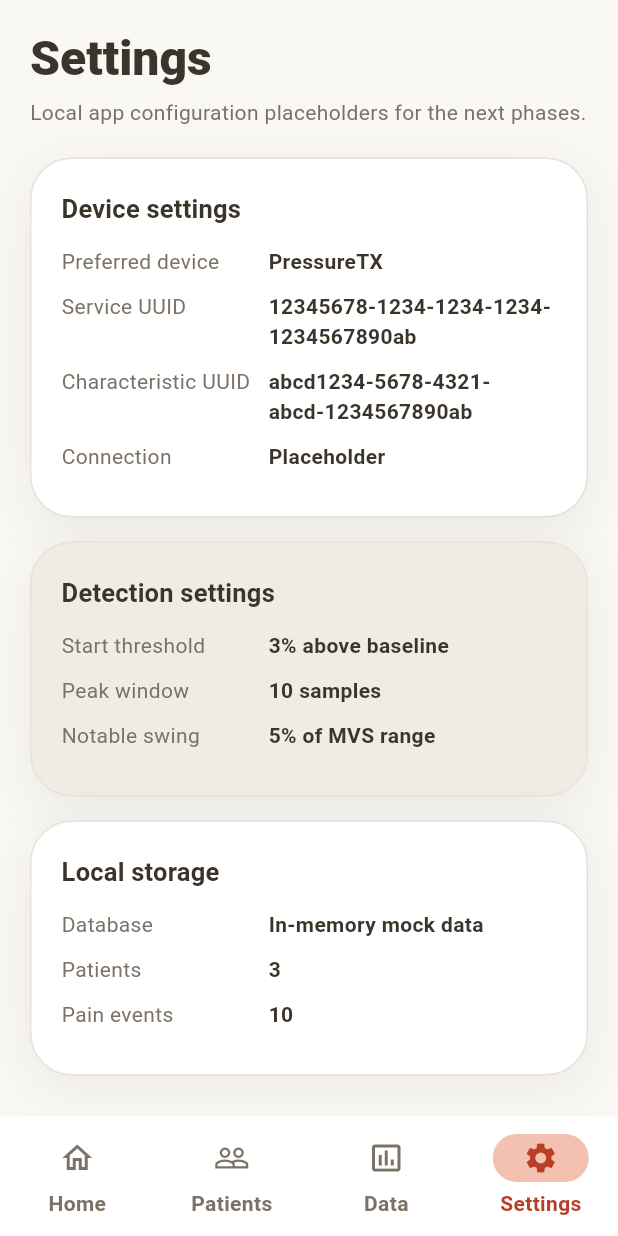
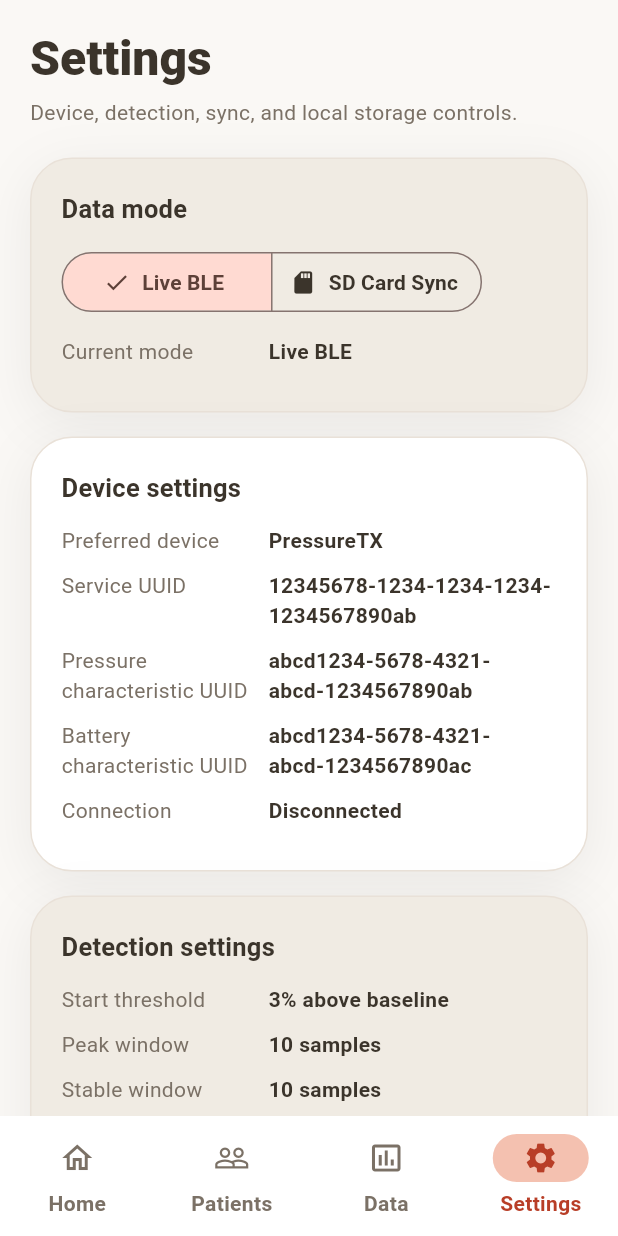
Before and after one commit to cyaisaperson/ShirogumaFlutter, a Flutter app: the screen it shows after launch, item 4 of the bottom bar chosen, on a phone screen of 412 x 824 dp. Run offline on Flutter 3.47's test engine with Material 3 defaults, Android fonts, the phone set to English and light mode, and no system bars; our stand-ins replace shared_preferences.

Commit message:
Phase 10: Complete settings and mode UI

```diff
--- a/shiroguma_squeeze_app/lib/models/app_settings.dart
+++ b/shiroguma_squeeze_app/lib/models/app_settings.dart
@@ -1,28 +1,64 @@
+enum DataMode {
+  liveBle,
+  sdCard;
+
+  String get label {
+    return switch (this) {
+      DataMode.liveBle => 'Live BLE',
+      DataMode.sdCard => 'SD Card Sync',
+    };
+  }
+
+  String get storageValue {
+    return switch (this) {
+      DataMode.liveBle => 'live_ble',
+      DataMode.sdCard => 'sd_card',
+    };
+  }
+
+  static DataMode fromStorageValue(String? value) {
+    return switch (value) {
+      'sd_card' => DataMode.sdCard,
+      _ => DataMode.liveBle,
+    };
+  }
+}
+
 class AppSettings {
   const AppSettings({
     this.activePatientId,
+    this.dataMode = DataMode.liveBle,
     this.thresholdPercentAboveBaseline = 3,
     this.peakWindowSize = 10,
+    this.stableWindowSize = 10,
     this.notableSwingPercentOfMvsRange = 5,
     this.preferredDeviceName = 'PressureTX',
     this.serviceUuid = '12345678-1234-1234-1234-1234567890ab',
     this.characteristicUuid = 'abcd1234-5678-4321-abcd-1234567890ab',
+    this.batteryCharacteristicUuid = 'abcd1234-5678-4321-abcd-1234567890ac',
+    this.lastSdSyncAt,
   });
 
   final String? activePatientId;
+  final DataMode dataMode;
   final double thresholdPercentAboveBaseline;
   final int peakWindowSize;
+  final int stableWindowSize;
   final double notableSwingPercentOfMvsRange;
   final String preferredDeviceName;
   final String serviceUuid;
   final String characteristicUuid;
+  final String batteryCharacteristicUuid;
+  final DateTime? lastSdSyncAt;
 
   factory AppSettings.fromJson(Map<String, Object?> json) {
     return AppSettings(
       activePatientId: json['activePatientId'] as String?,
+      dataMode: DataMode.fromStorageValue(json['dataMode'] as String?),
       thresholdPercentAboveBaseline:
           (json['thresholdPercentAboveBaseline'] as num?)?.toDouble() ?? 3,
       peakWindowSize: json['peakWindowSize'] as int? ?? 10,
+      stableWindowSize: json['stableWindowSize'] as int? ?? 10,
       notableSwingPercentOfMvsRange:
           (json['notableSwingPercentOfMvsRange'] as num?)?.toDouble() ?? 5,
       preferredDeviceName:
@@ -33,43 +69,65 @@ class AppSettings {
       characteristicUuid:
           json['characteristicUuid'] as String? ??
           'abcd1234-5678-4321-abcd-1234567890ab',
+      batteryCharacteristicUuid:
+          json['batteryCharacteristicUuid'] as String? ??
+          'abcd1234-5678-4321-abcd-1234567890ac',
+      lastSdSyncAt: json['lastSdSyncAt'] == null
+          ? null
+          : DateTime.parse(json['lastSdSyncAt'] as String),
     );
   }
 
   Map<String, Object?> toJson() {
     return {
       'activePatientId': activePatientId,
+      'dataMode': dataMode.storageValue,
       'thresholdPercentAboveBaseline': thresholdPercentAboveBaseline,
       'peakWindowSize': peakWindowSize,
+      'stableWindowSize': stableWindowSize,
       'notableSwingPercentOfMvsRange': notableSwingPercentOfMvsRange,
       'preferredDeviceName': preferredDeviceName,
       'serviceUuid': serviceUuid,
       'characteristicUuid': characteristicUuid,
+      'batteryCharacteristicUuid': batteryCharacteristicUuid,
+      'lastSdSyncAt': lastSdSyncAt?.toIso8601String(),
     };
   }
 
   AppSettings copyWith({
     String? activePatientId,
     bool clearActivePatient = false,
+    DataMode? dataMode,
     double? thresholdPercentAboveBaseline,
     int? peakWindowSize,
+    int? stableWindowSize,
     double? notableSwingPercentOfMvsRange,
     String? preferredDeviceName,
     String? serviceUuid,
     String? characteristicUuid,
+    String? batteryCharacteristicUuid,
+    DateTime? lastSdSyncAt,
+    bool clearLastSdSyncAt = false,
   }) {
     return AppSettings(
       activePatientId: clearActivePatient
           ? null
           : activePatientId ?? this.activePatientId,
+      dataMode: dataMode ?? this.dataMode,
       thresholdPercentAboveBaseline:
           thresholdPercentAboveBaseline ?? this.thresholdPercentAboveBaseline,
       peakWindowSize: peakWindowSize ?? this.peakWindowSize,
+      stableWindowSize: stableWindowSize ?? this.stableWindowSize,
       notableSwingPercentOfMvsRange:
           notableSwingPercentOfMvsRange ?? this.notableSwingPercentOfMvsRange,
       preferredDeviceName: preferredDeviceName ?? this.preferredDeviceName,
       serviceUuid: serviceUuid ?? this.serviceUuid,
       characteristicUuid: characteristicUuid ?? this.characteristicUuid,
+      batteryCharacteristicUuid:
+          batteryCharacteristicUuid ?? this.batteryCharacteristicUuid,
+      lastSdSyncAt: clearLastSdSyncAt
+          ? null
+          : lastSdSyncAt ?? this.lastSdSyncAt,
     );
   }
 }
--- a/shiroguma_squeeze_app/lib/screens/settings_screen.dart
+++ b/shiroguma_squeeze_app/lib/screens/settings_screen.dart
@@ -1,5 +1,6 @@
 import 'package:flutter/material.dart';
 
+import '../models/app_settings.dart';
 import '../state/app_state_scope.dart';
 import '../theme/app_colors.dart';
 import '../widgets/app_card.dart';
@@ -19,10 +20,49 @@ class SettingsScreen extends StatelessWidget {
           Text('Settings', style: Theme.of(context).textTheme.displaySmall),
           const SizedBox(height: 6),
           const Text(
-            'Local app configuration placeholders for the next phases.',
+            'Device, detection, sync, and local storage controls.',
             style: TextStyle(color: AppColors.mutedText),
           ),
           const SizedBox(height: 20),
+          AppCard(
+            tone: AppCardTone.sand,
+            child: Column(
+              crossAxisAlignment: CrossAxisAlignment.start,
+              children: [
+                Text(
+                  'Data mode',
+                  style: Theme.of(context).textTheme.titleMedium,
+                ),
+                const SizedBox(height: 12),
+                SegmentedButton<DataMode>(
+                  segments: const [
+                    ButtonSegment(
+                      value: DataMode.liveBle,
+                      label: Text('Live BLE'),
+                      icon: Icon(Icons.bluetooth),
+                    ),
+                    ButtonSegment(
+                      value: DataMode.sdCard,
+                      label: Text('SD Card Sync'),
+                      icon: Icon(Icons.sd_card),
+                    ),
+                  ],
+                  selected: {settings.dataMode},
+                  onSelectionChanged: (selection) {
+                    AppStateScope.read(context).updateSettings(
+                      settings.copyWith(dataMode: selection.first),
+                    );
+                  },
+                ),
+                const SizedBox(height: 12),
+                _SettingRow(
+                  label: 'Current mode',
+                  value: settings.dataMode.label,
+                ),
+              ],
+            ),
+          ),
+          const SizedBox(height: 16),
           AppCard(
             child: Column(
               crossAxisAlignment: CrossAxisAlignment.start,
@@ -38,10 +78,14 @@ class SettingsScreen extends StatelessWidget {
                 ),
                 _SettingRow(label: 'Service UUID', value: settings.serviceUuid),
                 _SettingRow(
-                  label: 'Characteristic UUID',
+                  label: 'Pressure characteristic UUID',
                   value: settings.characteristicUuid,
                 ),
-                const _SettingRow(label: 'Connection', value: 'Placeholder'),
+                _SettingRow(
+                  label: 'Battery characteristic UUID',
+                  value: settings.batteryCharacteristicUuid,
+                ),
+                const _SettingRow(label: 'Connection', value: 'Disconnected'),
               ],
             ),
           ),
@@ -66,6 +110,10 @@ class SettingsScreen extends StatelessWidget {
                   value: '${settings.peakWindowSize} samples',
                 ),
                 _SettingRow(
+                  label: 'Stable window',
+                  value: '${settings.stableWindowSize} samples',
+                ),
+                _SettingRow(
                   label: 'Notable swing',
                   value:
                       '${settings.notableSwingPercentOfMvsRange.toStringAsFixed(0)}% of MVS range',
@@ -83,7 +131,10 @@ class SettingsScreen extends StatelessWidget {
                   style: Theme.of(context).textTheme.titleMedium,
                 ),
                 const SizedBox(height: 12),
-                _SettingRow(label: 'Database', value: 'In-memory mock data'),
+                const _SettingRow(
+                  label: 'Database',
+                  value: 'Local JSON storage',
+                ),
                 _SettingRow(
                   label: 'Patients',
                   value: appState.patients.length.toString(),
@@ -92,12 +143,79 @@ class SettingsScreen extends StatelessWidget {
                   label: 'Pain events',
                   value: appState.painEvents.length.toString(),
                 ),
+                _SettingRow(
+                  label: 'Active patient',
+                  value: appState.activePatient?.name ?? 'None',
+                ),
+                const SizedBox(height: 8),
+                OutlinedButton.icon(
+                  onPressed: () => _confirmClearDatabase(context),
+                  icon: const Icon(Icons.delete_outline),
+                  label: const Text('Clear local database'),
+                ),
+              ],
+            ),
+          ),
+          const SizedBox(height: 16),
+          AppCard(
+            tone: AppCardTone.sand,
+            child: Column(
+              crossAxisAlignment: CrossAxisAlignment.start,
+              children: [
+                Text(
+                  'SD Card Sync',
+                  style: Theme.of(context).textTheme.titleMedium,
+                ),
+                const SizedBox(height: 12),
+                _SettingRow(
+                  label: 'Last sync',
+                  value: settings.lastSdSyncAt == null
+                      ? 'Never'
+                      : settings.lastSdSyncAt!.toIso8601String(),
+                ),
+                FilledButton.icon(
+                  onPressed: null,
+                  icon: const Icon(Icons.sync_disabled),
+                  label: const Text('Coming later'),
+                ),
               ],
             ),
           ),
         ],
       ),
     );
+  }
+
+  Future<void> _confirmClearDatabase(BuildContext context) async {
+    final confirmed = await showDialog<bool>(
+      context: context,
+      builder: (context) => AlertDialog(
+        title: const Text('Clear local database?'),
+        content: const Text(
+          'This clears locally saved patients, calibrations, events, and settings, then reloads the starter mock data.',
+        ),
+        actions: [
+          TextButton(
+            onPressed: () => Navigator.of(context).pop(false),
+            child: const Text('Cancel'),
+          ),
+          FilledButton(
+            onPressed: () => Navigator.of(context).pop(true),
+            child: const Text('Clear data'),
+          ),
+        ],
+      ),
+    );
+    if (confirmed != true || !context.mounted) {
+      return;
+    }
+    await AppStateScope.read(context).clearLocalDatabase();
+    if (!context.mounted) {
+      return;
+    }
+    ScaffoldMessenger.of(
+      context,
+    ).showSnackBar(const SnackBar(content: Text('Local database cleared.')));
   }
 }
 
```
Also changed, not shown: shiroguma_squeeze_app/lib/screens/home_screen.dart (+47 -3 lines), shiroguma_squeeze_app/lib/screens/patient_data_screen.dart (+12 -2 lines), shiroguma_squeeze_app/lib/state/app_state.dart (+27 -0 lines), 2 other files.
